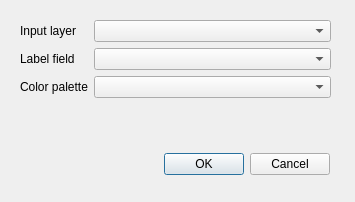
The window that gSurf/widgets/line_intersections.ui (mauroalberti/gSurf) describes before a commit, drawn with Qt 5.
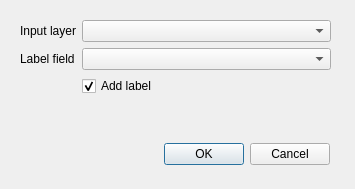
The same window after the commit.

Commit message: Implemented line intersections plot

Patch:
```diff
--- a/gSurf/widgets/line_intersections.ui
+++ b/gSurf/widgets/line_intersections.ui
@@ -7,7 +7,7 @@
     <x>0</x>
     <y>0</y>
     <width>355</width>
-    <height>202</height>
+    <height>189</height>
    </rect>
   </property>
   <property name="windowTitle">
@@ -19,7 +19,7 @@
      <x>20</x>
      <y>20</y>
      <width>311</width>
-     <height>111</height>
+     <height>101</height>
     </rect>
    </property>
    <layout class="QFormLayout" name="formLayout">
@@ -43,15 +43,15 @@
     <item row="2" column="1">
      <widget class="QComboBox" name="labelFieldcomboBox"/>
     </item>
-    <item row="3" column="0">
-     <widget class="QLabel" name="label_3">
-      <property name="text">
-       <string>Color palette</string>
-      </property>
-     </widget>
-    </item>
     <item row="3" column="1">
-     <widget class="QComboBox" name="colorPalettecomboBox"/>
+     <widget class="QCheckBox" name="addLabelcheckBox">
+      <property name="text">
+       <string>Add label</string>
+      </property>
+      <property name="checked">
+       <bool>true</bool>
+      </property>
+     </widget>
     </item>
    </layout>
   </widget>
@@ -59,7 +59,7 @@
    <property name="geometry">
     <rect>
      <x>110</x>
-     <y>150</y>
+     <y>140</y>
      <width>220</width>
      <height>28</height>
     </rect>
```
The commit also changes 1 other file.
